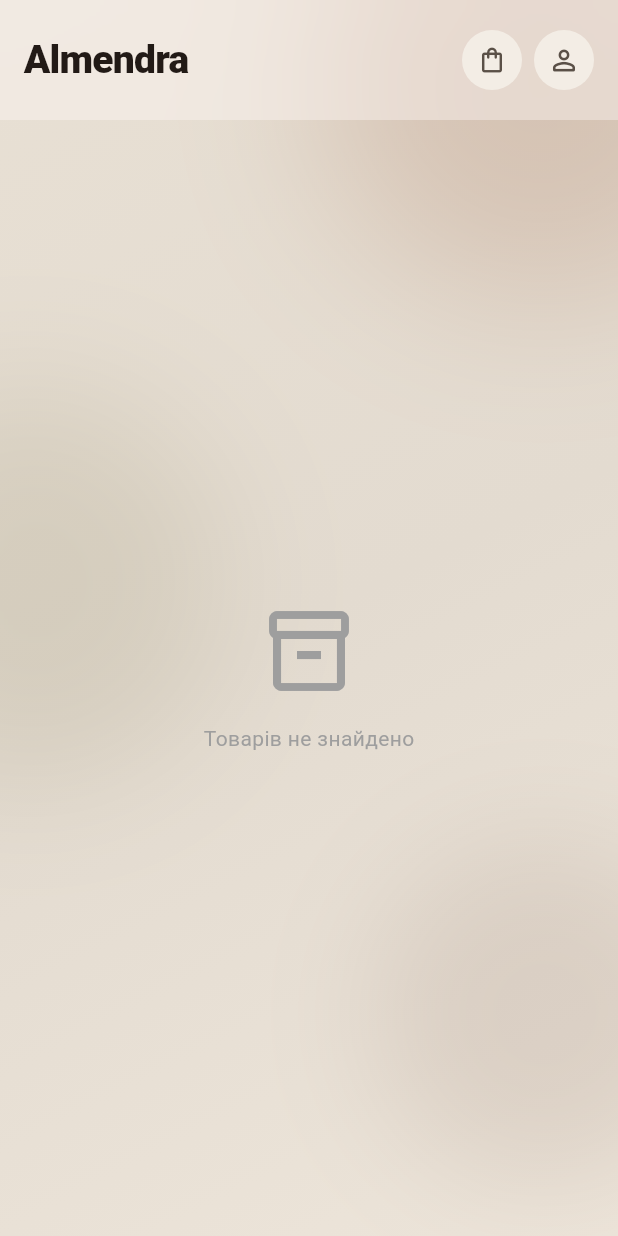
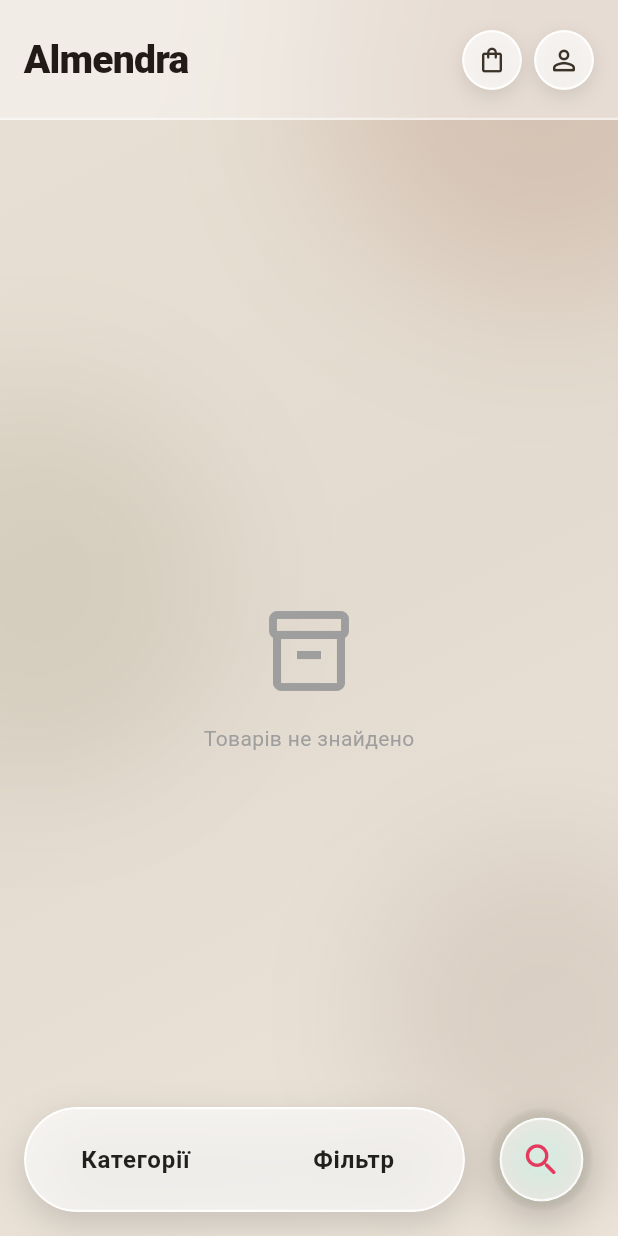
Before and after one commit to VolodymyrPTK/Almendra-app, a Flutter app: the screen it shows after launch, on a phone screen of 412 x 824 dp. Run offline on Flutter 3.47's test engine with Material 3 defaults, Android fonts, the phone set to English and light mode, and no system bars; our stand-ins replace cached_network_image, cloud_firestore, firebase_auth, firebase_core, google_sign_in; missing offline and left inert: flutter_facebook_auth; accounts and stored records are empty.

Commit message:
bottom bar added

```diff
--- a/lib/screens/products_screen.dart
+++ b/lib/screens/products_screen.dart
@@ -6,6 +6,7 @@ import '../providers/cart_provider.dart';
 import '../providers/products_provider.dart';
 import '../widgets/auth_sheet.dart';
 import '../widgets/cart_sheet.dart';
+import '../widgets/custom_bottom_bar.dart';
 import '../widgets/product_card.dart';
 
 class ProductsScreen extends StatefulWidget {
@@ -52,11 +53,14 @@ class _ProductsScreenState extends State<ProductsScreen> {
       builder: (_) => Container(
         decoration: BoxDecoration(
           color: bgColor,
-          borderRadius:
-              const BorderRadius.vertical(top: Radius.circular(32)),
+          borderRadius: const BorderRadius.vertical(top: Radius.circular(32)),
         ),
         padding: EdgeInsets.fromLTRB(
-            24, 16, 24, MediaQuery.of(context).padding.bottom + 24),
+          24,
+          16,
+          24,
+          MediaQuery.of(context).padding.bottom + 24,
+        ),
         child: Column(
           mainAxisSize: MainAxisSize.min,
           children: [
@@ -69,22 +73,26 @@ class _ProductsScreenState extends State<ProductsScreen> {
                 borderRadius: BorderRadius.circular(2),
               ),
             ),
-            Icon(Icons.person_outline_rounded,
-                size: 48, color: const Color(0xFF8CAF7B)),
+            Icon(
+              Icons.person_outline_rounded,
+              size: 48,
+              color: const Color(0xFF8CAF7B),
+            ),
             const SizedBox(height: 8),
             Text(
-              auth.user?.displayName ??
-                  auth.user?.email ??
-                  'Користувач',
+              auth.user?.displayName ?? auth.user?.email ?? 'Користувач',
               style: TextStyle(
                 fontSize: 16,
                 fontWeight: FontWeight.w700,
-                  color: textColor),
+                color: textColor,
+              ),
             ),
             if (auth.user?.email != null) ...[
               const SizedBox(height: 4),
-              Text(auth.user!.email!,
-                  style: TextStyle(fontSize: 13, color: subText)),
+              Text(
+                auth.user!.email!,
+                style: TextStyle(fontSize: 13, color: subText),
+              ),
             ],
             const SizedBox(height: 24),
             SizedBox(
@@ -99,10 +107,10 @@ class _ProductsScreenState extends State<ProductsScreen> {
                 label: const Text('Вийти'),
                 style: OutlinedButton.styleFrom(
                   foregroundColor: Colors.red[400],
-                  side: BorderSide(
-                      color: Colors.red.withValues(alpha: 0.4)),
+                  side: BorderSide(color: Colors.red.withValues(alpha: 0.4)),
                   shape: RoundedRectangleBorder(
-                      borderRadius: BorderRadius.circular(14)),
+                    borderRadius: BorderRadius.circular(14),
+                  ),
                 ),
               ),
             ),
@@ -133,40 +141,68 @@ class _ProductsScreenState extends State<ProductsScreen> {
           // Cart button
           Consumer<CartProvider>(
             builder: (context, cart, _) {
-              final isDark =
-                  Theme.of(context).brightness == Brightness.dark;
-              final bg = isDark
-                  ? const Color(0xFF302B26)
-                  : const Color(0xFFF3EDE5);
-              final fg = isDark
-                  ? Colors.white70
-                  : const Color(0xFF5A5047);
+              final isDark = Theme.of(context).brightness == Brightness.dark;
               final hasItems = cart.itemCount > 0;
               return Padding(
                 padding: const EdgeInsets.only(right: 8),
                 child: GestureDetector(
                   onTap: () => CartSheet.show(context),
+                  child: Container(
+                    decoration: BoxDecoration(
+                      borderRadius: BorderRadius.circular(100),
+                      boxShadow: [
+                        BoxShadow(
+                          color: Colors.black.withValues(alpha: 0.1),
+                          blurRadius: 10,
+                          offset: const Offset(0, 4),
+                        ),
+                      ],
+                    ),
+                    child: ClipRRect(
+                      borderRadius: BorderRadius.circular(100),
+                      child: BackdropFilter(
+                        filter: ImageFilter.blur(sigmaX: 10, sigmaY: 10),
                         child: AnimatedContainer(
                           duration: const Duration(milliseconds: 250),
                           height: 40,
                           padding: EdgeInsets.symmetric(
-                        horizontal: hasItems ? 14 : 0),
+                            horizontal: hasItems ? 14 : 0,
+                          ),
                           constraints: BoxConstraints(
                             minWidth: 40,
-                        maxWidth: hasItems ? 130 : 40),
+                            maxWidth: hasItems ? 130 : 40,
+                          ),
                           decoration: BoxDecoration(
                             color: hasItems
-                          ? const Color(0xFF8CAF7B)
-                          : bg,
-                      borderRadius: BorderRadius.circular(20),
+                                ? const Color(0xFF8CAF7B).withValues(alpha: 0.7)
+                                : (isDark
+                                      ? Colors.white.withValues(alpha: 0.1)
+                                      : Colors.white.withValues(alpha: 0.7)),
+                            borderRadius: BorderRadius.circular(100),
+                            border: Border.all(
+                              color: hasItems
+                                  ? const Color(
+                                      0xFF8CAF7B,
+                                    ).withValues(alpha: 0.9)
+                                  : (isDark
+                                        ? Colors.white.withValues(alpha: 0.2)
+                                        : Colors.white.withValues(alpha: 0.9)),
+                              width: 1.5,
+                            ),
                           ),
                           child: Row(
                             mainAxisSize: MainAxisSize.min,
                             mainAxisAlignment: MainAxisAlignment.center,
                             children: [
-                        Icon(Icons.shopping_bag_outlined,
+                              Icon(
+                                Icons.shopping_bag_outlined,
                                 size: 20,
-                            color: hasItems ? Colors.white : fg),
+                                color: hasItems
+                                    ? Colors.white
+                                    : (isDark
+                                          ? Colors.white
+                                          : const Color(0xFF3B3228)),
+                              ),
                               if (hasItems) ...[
                                 const SizedBox(width: 6),
                                 Text(
@@ -182,19 +218,16 @@ class _ProductsScreenState extends State<ProductsScreen> {
                           ),
                         ),
                       ),
+                    ),
+                  ),
+                ),
               );
             },
           ),
           Consumer<ap.AuthProvider>(
             builder: (context, auth, _) {
-              final isDark =
-                  Theme.of(context).brightness == Brightness.dark;
-              final bg = isDark
-                  ? const Color(0xFF302B26)
-                  : const Color(0xFFF3EDE5);
-              final fg = isDark
-                  ? Colors.white70
-                  : const Color(0xFF5A5047);
+              final isDark = Theme.of(context).brightness == Brightness.dark;
+              final textColor = isDark ? Colors.white : const Color(0xFF3B3228);
 
               return Padding(
                 padding: const EdgeInsets.only(right: 16),
@@ -203,11 +236,34 @@ class _ProductsScreenState extends State<ProductsScreen> {
                       ? _showUserMenu(context, auth)
                       : AuthSheet.show(context),
                   child: Container(
+                    decoration: BoxDecoration(
+                      shape: BoxShape.circle,
+                      boxShadow: [
+                        BoxShadow(
+                          color: Colors.black.withValues(alpha: 0.1),
+                          blurRadius: 10,
+                          offset: const Offset(0, 4),
+                        ),
+                      ],
+                    ),
+                    child: ClipRRect(
+                      borderRadius: BorderRadius.circular(100),
+                      child: BackdropFilter(
+                        filter: ImageFilter.blur(sigmaX: 10, sigmaY: 10),
+                        child: Container(
                           width: 40,
                           height: 40,
                           decoration: BoxDecoration(
                             shape: BoxShape.circle,
-                      color: bg,
+                            color: isDark
+                                ? Colors.white.withValues(alpha: 0.1)
+                                : Colors.white.withValues(alpha: 0.7),
+                            border: Border.all(
+                              color: isDark
+                                  ? Colors.white.withValues(alpha: 0.2)
+                                  : Colors.white.withValues(alpha: 0.9),
+                              width: 1.5,
+                            ),
                           ),
                           child: auth.isLoggedIn
                               ? Center(
@@ -219,12 +275,18 @@ class _ProductsScreenState extends State<ProductsScreen> {
                                     style: TextStyle(
                                       fontSize: 16,
                                       fontWeight: FontWeight.w800,
-                                color: fg,
+                                      color: textColor,
                                     ),
                                   ),
                                 )
-                        : Icon(Icons.person_outline_rounded,
-                            size: 22, color: fg),
+                              : Icon(
+                                  Icons.person_outline_rounded,
+                                  size: 22,
+                                  color: textColor,
+                                ),
+                        ),
+                      ),
+                    ),
                   ),
                 ),
               );
@@ -233,11 +295,21 @@ class _ProductsScreenState extends State<ProductsScreen> {
         ],
         flexibleSpace: ClipRRect(
           child: BackdropFilter(
-            filter: ImageFilter.blur(sigmaX: 10, sigmaY: 10),
+            filter: ImageFilter.blur(sigmaX: 20, sigmaY: 20),
             child: Container(
-              color: Theme.of(
-                context,
-              ).colorScheme.surface.withValues(alpha: 0.4),
+              decoration: BoxDecoration(
+                color: Theme.of(context).brightness == Brightness.dark
+                    ? Colors.white.withValues(alpha: 0.05)
+                    : Colors.white.withValues(alpha: 0.4),
+                border: Border(
+                  bottom: BorderSide(
+                    color: Theme.of(context).brightness == Brightness.dark
+                        ? Colors.white.withValues(alpha: 0.1)
+                        : Colors.white.withValues(alpha: 0.5),
+                    width: 1.5,
+                  ),
+                ),
+              ),
             ),
           ),
         ),
@@ -351,6 +423,12 @@ class _ProductsScreenState extends State<ProductsScreen> {
               },
             ),
           ),
+          const Positioned(
+            left: 0,
+            right: 0,
+            bottom: 0,
+            child: CustomBottomBar(),
+          ),
         ],
       ),
     );
@@ -385,7 +463,7 @@ class _ProductList extends StatelessWidget {
       onRefresh: provider.loadProducts,
       child: GridView.builder(
         controller: scrollController,
-        padding: const EdgeInsets.fromLTRB(16, 16, 16, 100),
+        padding: const EdgeInsets.fromLTRB(16, 16, 16, 140),
         gridDelegate: const SliverGridDelegateWithFixedCrossAxisCount(
           crossAxisCount: 2,
           mainAxisSpacing: 14,
--- /dev/null
+++ b/lib/widgets/custom_bottom_bar.dart
@@ -0,0 +1,224 @@
+import 'dart:ui';
+import 'package:flutter/material.dart';
+
+class CustomBottomBar extends StatefulWidget {
+  const CustomBottomBar({super.key});
+
+  @override
+  State<CustomBottomBar> createState() => _CustomBottomBarState();
+}
+
+class _CustomBottomBarState extends State<CustomBottomBar> {
+  bool _isSearchExpanded = false;
+  final TextEditingController _searchController = TextEditingController();
+
+  @override
+  void dispose() {
+    _searchController.dispose();
+    super.dispose();
+  }
+
+  @override
+  Widget build(BuildContext context) {
+    final isDark = Theme.of(context).brightness == Brightness.dark;
+
+    return SafeArea(
+      child: Padding(
+        padding: const EdgeInsets.symmetric(horizontal: 16.0, vertical: 16.0),
+        child: Row(
+          children: [
+            Expanded(
+              child: Container(
+                decoration: BoxDecoration(
+                  borderRadius: BorderRadius.circular(100),
+                  boxShadow: [
+                    BoxShadow(
+                      color: Colors.black.withValues(alpha: 0.15),
+                      blurRadius: 20,
+                      offset: const Offset(0, 8),
+                    ),
+                  ],
+                ),
+                child: ClipRRect(
+                  borderRadius: BorderRadius.circular(100),
+                  child: BackdropFilter(
+                    filter: ImageFilter.blur(sigmaX: 20, sigmaY: 20),
+                    child: AnimatedContainer(
+                      duration: const Duration(milliseconds: 300),
+                      height: 70,
+                      decoration: BoxDecoration(
+                        color: isDark
+                            ? Colors.white.withValues(alpha: 0.1)
+                            : Colors.white.withValues(alpha: 0.7),
+                        borderRadius: BorderRadius.circular(100),
+                        border: Border.all(
+                          color: isDark
+                              ? Colors.white.withValues(alpha: 0.2)
+                              : Colors.white.withValues(alpha: 0.9),
+                          width: 1.5,
+                        ),
+                      ),
+                      child: AnimatedSwitcher(
+                        duration: const Duration(milliseconds: 300),
+                        child: _isSearchExpanded
+                            ? _buildSearchInput()
+                            : Row(
+                                key: const ValueKey('nav_buttons'),
+                                mainAxisAlignment:
+                                    MainAxisAlignment.spaceEvenly,
+                                children: [
+                                  _buildNavButton(
+                                    context,
+                                    label: 'Категорії',
+                                    onTap: () {},
+                                  ),
+                                  _buildNavButton(
+                                    context,
+                                    label: 'Фільтр',
+                                    onTap: () {},
+                                  ),
+                                ],
+                              ),
+                      ),
+                    ),
+                  ),
+                ),
+              ),
+            ),
+            const SizedBox(width: 16),
+            _buildSearchButton(context, isDark),
+          ],
+        ),
+      ),
+    );
+  }
+
+  Widget _buildNavButton(
+    BuildContext context, {
+    required String label,
+    required VoidCallback onTap,
+  }) {
+    final isDark = Theme.of(context).brightness == Brightness.dark;
+    final fgColor = isDark ? Colors.white : Colors.black87;
+
+    return Expanded(
+      child: InkWell(
+        onTap: onTap,
+        borderRadius: BorderRadius.circular(100),
+        child: Center(
+          child: Text(
+            label,
+            style: TextStyle(
+              color: fgColor,
+              fontSize: 16,
+              fontWeight: FontWeight.w700,
+              letterSpacing: 0.5,
+            ),
+          ),
+        ),
+      ),
+    );
+  }
+
+  Widget _buildSearchInput() {
+    final isDark = Theme.of(context).brightness == Brightness.dark;
+    final fgColor = isDark ? Colors.white : Colors.black87;
+
+    return Padding(
+      key: const ValueKey('search_input'),
+      padding: const EdgeInsets.symmetric(horizontal: 24.0),
+      child: Center(
+        child: TextField(
+          controller: _searchController,
+          autofocus: true,
+          style: TextStyle(
+            color: fgColor,
+            fontSize: 16,
+            fontWeight: FontWeight.w600,
+          ),
+          decoration: InputDecoration(
+            hintText: 'Пошук...',
+            hintStyle: TextStyle(color: fgColor.withValues(alpha: 0.5)),
+            border: InputBorder.none,
+          ),
+        ),
+      ),
+    );
+  }
+
+  Widget _buildSearchButton(BuildContext context, bool isDark) {
+    return GestureDetector(
+      onTap: () {
+        setState(() {
+          _isSearchExpanded = !_isSearchExpanded;
+          if (!_isSearchExpanded) {
+            _searchController.clear();
+          }
+        });
+      },
+      child: Container(
+        decoration: BoxDecoration(
+          shape: BoxShape.circle,
+          boxShadow: [
+            BoxShadow(
+              color: Colors.black.withValues(alpha: 0.15),
+              blurRadius: 20,
+              offset: const Offset(0, 8),
+            ),
+          ],
+        ),
+        child: Container(
+          width: 70,
+          height: 70,
+          decoration: BoxDecoration(
+            shape: BoxShape.circle,
+            gradient: RadialGradient(
+              colors: [
+                const Color(0xFF6DE8C3).withValues(alpha: 0.6),
+                const Color(0xFF8CAF7B).withValues(alpha: 0.2),
+                Colors.transparent,
+              ],
+              stops: const [0.3, 0.7, 1.0],
+            ),
+          ),
+          alignment: Alignment.center,
+          child: ClipRRect(
+            borderRadius: BorderRadius.circular(100),
+            child: BackdropFilter(
+              filter: ImageFilter.blur(sigmaX: 10, sigmaY: 10),
+              child: Container(
+                width: 56,
+                height: 56,
+                decoration: BoxDecoration(
+                  shape: BoxShape.circle,
+                  color: isDark
+                      ? Colors.white.withValues(alpha: 0.1)
+                      : Colors.white.withValues(alpha: 0.6),
+                  border: Border.all(
+                    color: isDark
+                        ? Colors.white.withValues(alpha: 0.3)
+                        : Colors.white.withValues(alpha: 0.8),
+                    width: 1.5,
+                  ),
+                ),
+                child: Center(
+                  child: AnimatedSwitcher(
+                    duration: const Duration(milliseconds: 300),
+                    child: Icon(
+                      _isSearchExpanded
+                          ? Icons.close_rounded
+                          : Icons.search_rounded,
+                      key: ValueKey(_isSearchExpanded),
+                      color: isDark ? Colors.white : const Color(0xFFE5395E),
+                      size: 28,
+                    ),
+                  ),
+                ),
+              ),
+            ),
+          ),
+        ),
+      ),
+    );
+  }
+}
```
Lines whose indentation alone changed are shown as unchanged.
